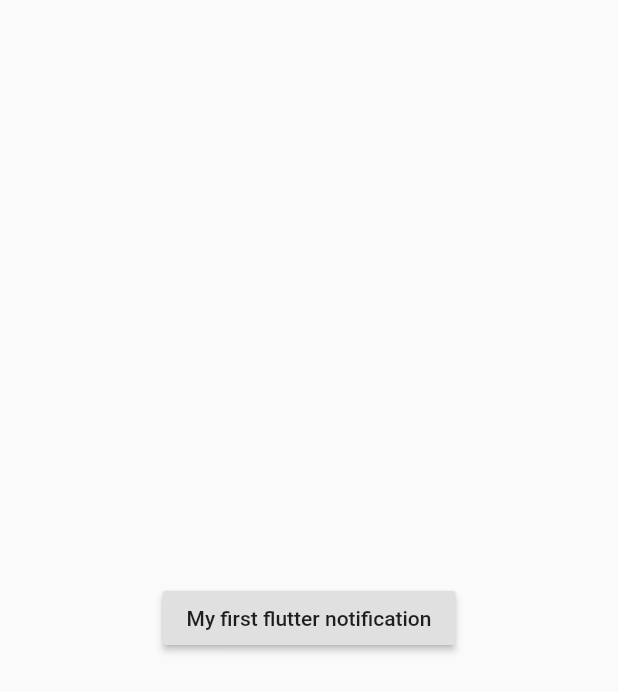
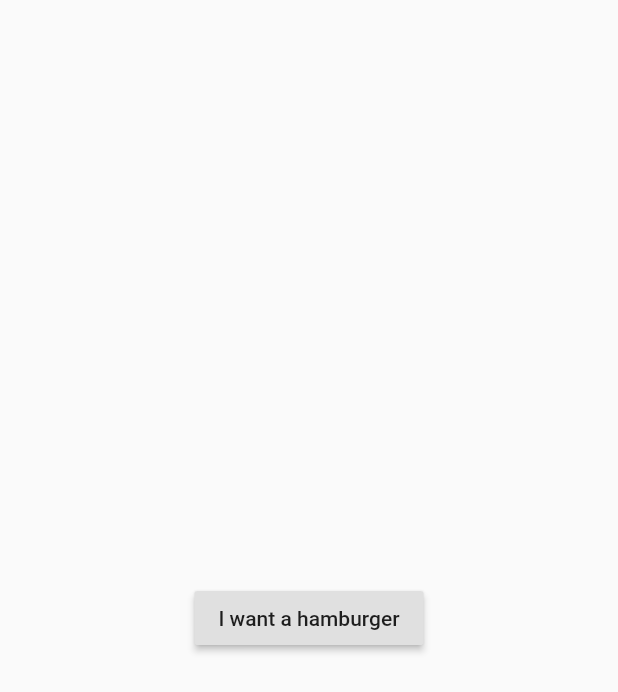
Before and after one commit to FlorentinaMargarita/flutterApp, a Flutter app: the screen it shows after launch, on a phone screen of 412 x 824 dp. Shown: the top 692 px of the screen. Run offline on Flutter 3.47's test engine with Material 2 defaults, Android fonts, the phone set to English and light mode, and no system bars; our stand-ins replace flutter_local_notifications.

Commit message:
fix: changed file name

```diff
--- a/lib/main.dart
+++ b/lib/main.dart
@@ -56,10 +56,10 @@ class _MyHomePageState extends State<MyHomePage> {
   @override
   void initState() {
     super.initState();
-    var androidInitilize = new AndroidInitializationSettings('epap_icon');
+    var androidInitilize = new AndroidInitializationSettings('epap_icon2.png');
     var iOSInitilize = new IOSInitializationSettings();
-    var initializationSettings =
-        new InitializationSettings(androidInitilize, iOSInitilize);
+    var initializationSettings = new InitializationSettings(
+        android: androidInitilize, iOS: iOSInitilize);
     flutterLocalNotificationsPlugin = new FlutterLocalNotificationsPlugin();
     flutterLocalNotificationsPlugin.initialize(initializationSettings,
         onSelectNotification: notificationSelected);
@@ -71,7 +71,10 @@ class _MyHomePageState extends State<MyHomePage> {
         importance: Importance.max);
     var iosDetails = new IOSNotificationDetails();
     var generalNotificationDetails =
-        NotificationDetails(androidDetails, iosDetails);
+        NotificationDetails(android: androidDetails, iOS: iosDetails);
+
+    await flutterLocalNotificationsPlugin.show(
+        0, "Upload", "You created a new reminder", generalNotificationDetails);
   }
 
   @override
@@ -79,8 +82,7 @@ class _MyHomePageState extends State<MyHomePage> {
     return Scaffold(
       body: Center(
         child: RaisedButton(
-            onPressed: _showNotification,
-            child: Text("My first flutter notification")),
+            onPressed: _showNotification, child: Text("I want a hamburger")),
       ),
     );
   }
--- a/pubspec.yaml
+++ b/pubspec.yaml
@@ -1,4 +1,4 @@
-name: hi
+name: epap
 description: A new Flutter project.
 
 # The following line prevents the package from being accidentally published to
```
Also changed, not shown: 7 other files.
